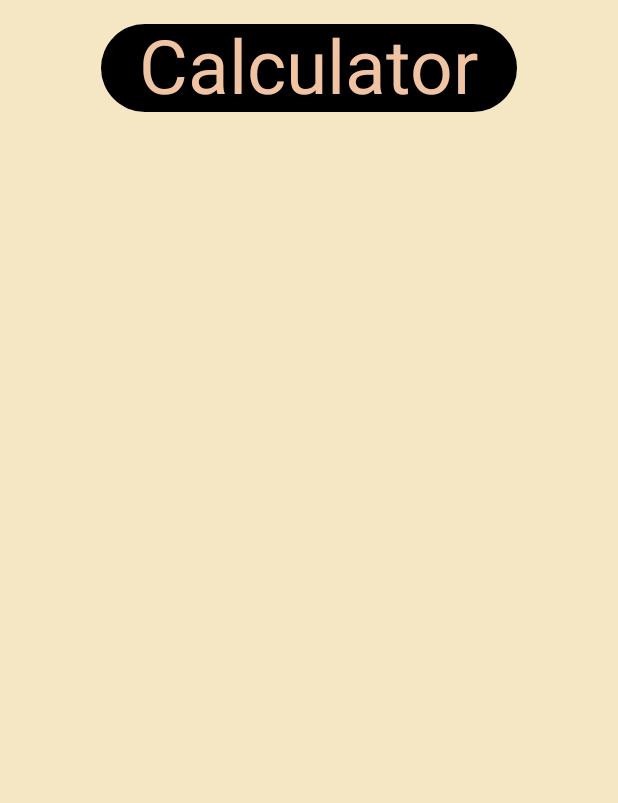
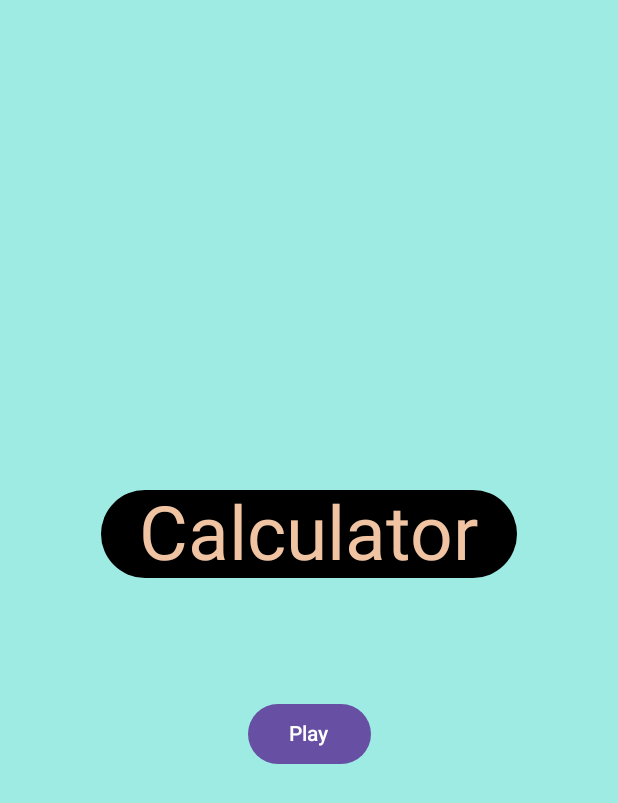
Before and after one commit to Pali29/presonalfirst, an Android app built with Jetpack Compose: the @Preview function AyushPreview, on a phone screen of 412 x 824 dp. Shown: the top 803 px of the screen. Run offline under Robolectric (Android 15) with nearby library versions, the phone set to English and light mode, and no system bars.

Commit message:
UI change
changes in ui, view and remove extra elements

```diff
--- a/app/src/main/java/ind/pali/presonalfirst/MainActivity.kt
+++ b/app/src/main/java/ind/pali/presonalfirst/MainActivity.kt
@@ -4,12 +4,15 @@ import android.os.Bundle
 import androidx.activity.ComponentActivity
 import androidx.activity.compose.setContent
 import androidx.compose.foundation.background
+import androidx.compose.foundation.layout.Arrangement
 import androidx.compose.foundation.layout.Box
 import androidx.compose.foundation.layout.Column
-import androidx.compose.foundation.layout.Row
+import androidx.compose.foundation.layout.Spacer
 import androidx.compose.foundation.layout.fillMaxSize
+import androidx.compose.foundation.layout.height
 import androidx.compose.foundation.layout.padding
 import androidx.compose.foundation.shape.CircleShape
+import androidx.compose.material3.Button
 import androidx.compose.material3.Surface
 import androidx.compose.material3.Text
 import androidx.compose.runtime.Composable
@@ -55,25 +58,28 @@ fun Ayush()
     Column (
         modifier = Modifier
             .fillMaxSize()
-            .background(color = Color(0xFFF5E6C4)),
+            .background(color = Color(0xFF9DEBE3)),
+        verticalArrangement = Arrangement.Center,
         horizontalAlignment = Alignment.CenterHorizontally
-    ){
-        Row{
-            Box (
-                modifier = Modifier
-                    .padding(16.dp)
-                    .background(color = Color.Black, shape = CircleShape)
-            ){
-                Text(text = "  Calculator  ", style = custom)
-            }
+    ) {
+        Box(
+            modifier = Modifier
+                .padding(16.dp)
+                .background(color = Color.Black, shape = CircleShape)
+        ) {
+            Text(text = "  Calculator  ", style = custom)
+        }
+        Spacer(modifier = Modifier.height(64.dp))
+        Button(onClick = { }) {
+            Text(text = " Play ")
         }
     }
 }
 
+
+
 @Preview(showBackground = true)
 @Composable
 fun AyushPreview() {
-    Column {
         Ayush()
-    }
 }
```
